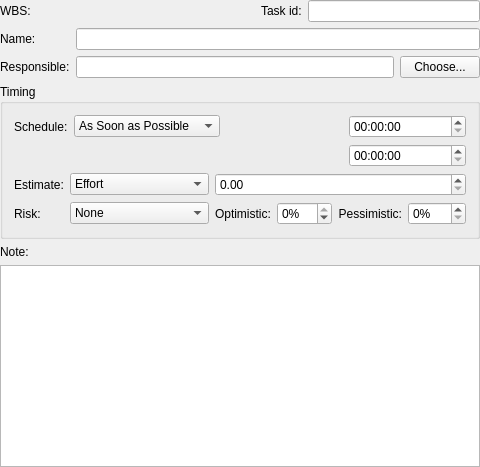
This is kplato/libs/ui/kpttaskgeneralpanelbase.ui in KDE/calligra as Qt 5 draws it before an edit. The edited form follows.
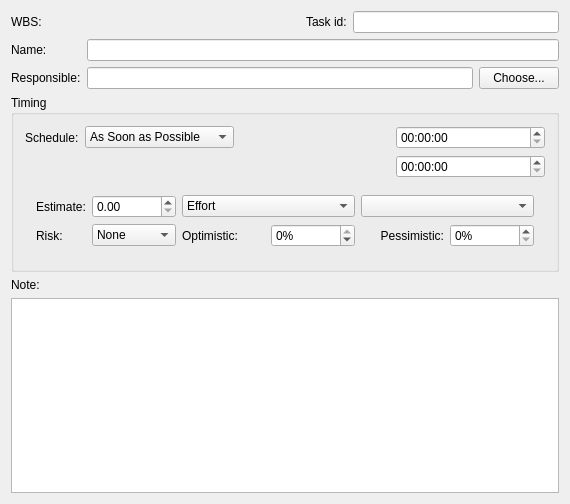
This is the edited form. Custom widgets are drawn as their Qt base class.

Commit message: Add estimate type Length which takes into account non-working days when scheduling tasks.

```diff
--- a/kplato/libs/ui/kpttaskgeneralpanelbase.ui
+++ b/kplato/libs/ui/kpttaskgeneralpanelbase.ui
@@ -6,26 +6,14 @@
    <rect>
     <x>0</x>
     <y>0</y>
-    <width>480</width>
-    <height>467</height>
+    <width>570</width>
+    <height>504</height>
    </rect>
   </property>
   <property name="windowTitle" >
    <string>TaskGeneralPanelBase</string>
   </property>
-  <layout class="QVBoxLayout" >
-   <property name="leftMargin" >
-    <number>0</number>
-   </property>
-   <property name="topMargin" >
-    <number>0</number>
-   </property>
-   <property name="rightMargin" >
-    <number>0</number>
-   </property>
-   <property name="bottomMargin" >
-    <number>0</number>
-   </property>
+  <layout class="QVBoxLayout" name="verticalLayout" >
    <item>
     <layout class="QHBoxLayout" >
      <property name="spacing" >
@@ -207,16 +195,7 @@
          <property name="spacing" >
           <number>6</number>
          </property>
-         <property name="leftMargin" >
-          <number>0</number>
-         </property>
-         <property name="topMargin" >
-          <number>0</number>
-         </property>
-         <property name="rightMargin" >
-          <number>0</number>
-         </property>
-         <property name="bottomMargin" >
+         <property name="margin" >
           <number>0</number>
          </property>
          <item>
@@ -270,22 +249,10 @@
          <enum>QFrame::Raised</enum>
         </property>
         <layout class="QGridLayout" >
-         <property name="leftMargin" >
+         <property name="margin" >
           <number>0</number>
          </property>
-         <property name="topMargin" >
-          <number>0</number>
-         </property>
-         <property name="rightMargin" >
-          <number>0</number>
-         </property>
-         <property name="bottomMargin" >
-          <number>0</number>
-         </property>
-         <property name="horizontalSpacing" >
-          <number>6</number>
-         </property>
-         <property name="verticalSpacing" >
+         <property name="spacing" >
           <number>6</number>
          </property>
          <item row="0" column="0" >
@@ -395,43 +362,8 @@
         <property name="frameShadow" >
          <enum>QFrame::Raised</enum>
         </property>
-        <layout class="QGridLayout" >
-         <property name="leftMargin" >
-          <number>0</number>
-         </property>
-         <property name="topMargin" >
-          <number>0</number>
-         </property>
-         <property name="rightMargin" >
-          <number>0</number>
-         </property>
-         <property name="bottomMargin" >
-          <number>0</number>
-         </property>
-         <property name="horizontalSpacing" >
-          <number>6</number>
-         </property>
-         <property name="verticalSpacing" >
-          <number>6</number>
-         </property>
-         <item rowspan="2" row="0" column="0" >
-          <layout class="QVBoxLayout" >
-           <property name="spacing" >
-            <number>6</number>
-           </property>
-           <property name="leftMargin" >
-            <number>0</number>
-           </property>
-           <property name="topMargin" >
-            <number>0</number>
-           </property>
-           <property name="rightMargin" >
-            <number>0</number>
-           </property>
-           <property name="bottomMargin" >
-            <number>0</number>
-           </property>
-           <item>
+        <layout class="QGridLayout" name="gridLayout" >
+         <item row="0" column="0" >
             <widget class="QLabel" name="textLabel3_2" >
              <property name="sizePolicy" >
               <sizepolicy vsizetype="Preferred" hsizetype="Fixed" >
@@ -447,37 +379,10 @@
              </property>
             </widget>
            </item>
-           <item>
-            <widget class="QLabel" name="textLabel3_2_3" >
-             <property name="sizePolicy" >
-              <sizepolicy vsizetype="Preferred" hsizetype="Fixed" >
-               <horstretch>0</horstretch>
-               <verstretch>0</verstretch>
-              </sizepolicy>
-             </property>
-             <property name="toolTip" >
-              <string>Risk controles the PERT distribution used when calculating the actual estimate for this task.</string>
-             </property>
-             <property name="whatsThis" >
-              <string>&lt;p>Risk controles the PERT distribution used when calculating the actual estimate for the task.
-&lt;b>None&lt;/b> means the Expected estimate is used as is.
-&lt;b>Low risk&lt;/b> means that a normal distribution is used.
-&lt;b>High risk&lt;/b> means that the estimate will be slightly pessimistic compared to Low risk.&lt;/p></string>
-             </property>
-             <property name="text" >
-              <string>Risk:</string>
-             </property>
-             <property name="wordWrap" >
-              <bool>false</bool>
-             </property>
-             <property name="buddy" >
-              <cstring>risk</cstring>
-             </property>
-            </widget>
-           </item>
-          </layout>
-         </item>
          <item row="0" column="1" >
+          <widget class="DurationSpinBox" name="estimate" />
+         </item>
+         <item row="0" column="2" colspan="2" >
           <widget class="KComboBox" name="estimateType" >
            <property name="sizePolicy" >
             <sizepolicy vsizetype="Fixed" hsizetype="Preferred" >
@@ -498,6 +403,42 @@
              <string>Duration</string>
             </property>
            </item>
+           <item>
+            <property name="text" >
+             <string>Length</string>
+            </property>
+           </item>
+          </widget>
+         </item>
+         <item row="0" column="4" colspan="2" >
+          <widget class="KComboBox" name="calendarCombo" />
+         </item>
+         <item row="1" column="0" >
+          <widget class="QLabel" name="textLabel3_2_3" >
+           <property name="sizePolicy" >
+            <sizepolicy vsizetype="Preferred" hsizetype="Fixed" >
+             <horstretch>0</horstretch>
+             <verstretch>0</verstretch>
+            </sizepolicy>
+           </property>
+           <property name="toolTip" >
+            <string>Risk controles the PERT distribution used when calculating the actual estimate for this task.</string>
+           </property>
+           <property name="whatsThis" >
+            <string>&lt;p>Risk controles the PERT distribution used when calculating the actual estimate for the task.
+&lt;b>None&lt;/b> means the Expected estimate is used as is.
+&lt;b>Low risk&lt;/b> means that a normal distribution is used.
+&lt;b>High risk&lt;/b> means that the estimate will be slightly pessimistic compared to Low risk.&lt;/p></string>
+           </property>
+           <property name="text" >
+            <string>Risk:</string>
+           </property>
+           <property name="wordWrap" >
+            <bool>false</bool>
+           </property>
+           <property name="buddy" >
+            <cstring>risk</cstring>
+           </property>
           </widget>
          </item>
          <item row="1" column="1" >
@@ -538,23 +479,6 @@
           </widget>
          </item>
          <item row="1" column="2" >
-          <layout class="QHBoxLayout" >
-           <property name="spacing" >
-            <number>6</number>
-           </property>
-           <property name="leftMargin" >
-            <number>0</number>
-           </property>
-           <property name="topMargin" >
-            <number>0</number>
-           </property>
-           <property name="rightMargin" >
-            <number>0</number>
-           </property>
-           <property name="bottomMargin" >
-            <number>0</number>
-           </property>
-           <item>
             <widget class="QLabel" name="textLabel1_2" >
              <property name="text" >
               <string>Optimistic:</string>
@@ -567,7 +491,7 @@
              </property>
             </widget>
            </item>
-           <item>
+         <item row="1" column="3" >
             <widget class="QSpinBox" name="optimisticValue" >
              <property name="suffix" >
               <string>%</string>
@@ -580,7 +504,7 @@
              </property>
             </widget>
            </item>
-           <item>
+         <item row="1" column="4" >
             <widget class="QLabel" name="textLabel2_2" >
              <property name="text" >
               <string>Pessimistic:</string>
@@ -596,7 +520,7 @@
              </property>
             </widget>
            </item>
-           <item>
+         <item row="1" column="5" >
             <widget class="QSpinBox" name="pessimisticValue" >
              <property name="suffix" >
               <string>%</string>
@@ -605,11 +529,6 @@
               <number>999</number>
              </property>
             </widget>
-           </item>
-          </layout>
-         </item>
-         <item row="0" column="2" >
-          <widget class="DurationSpinBox" name="estimate" />
          </item>
         </layout>
        </widget>
```
Left out of the diff: 46 changed lines with no effect on the pictures. Lines whose indentation alone changed are shown as unchanged. The commit also changes 3 other files.
